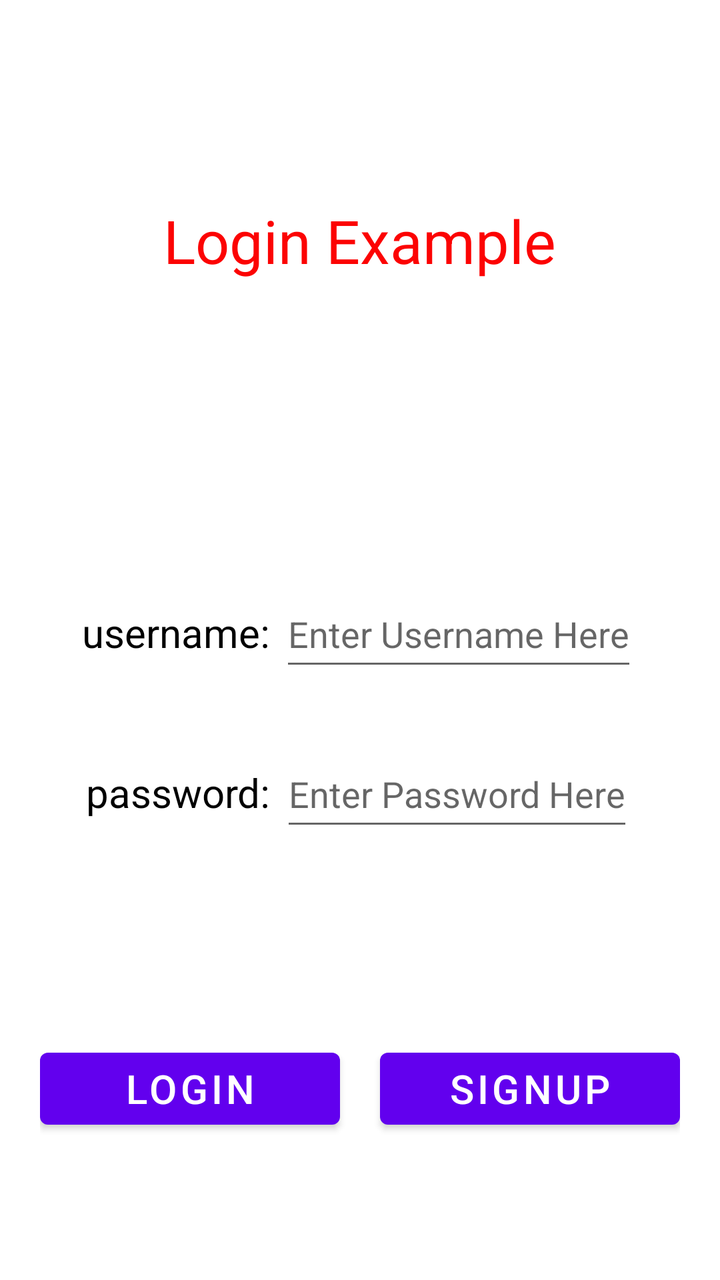
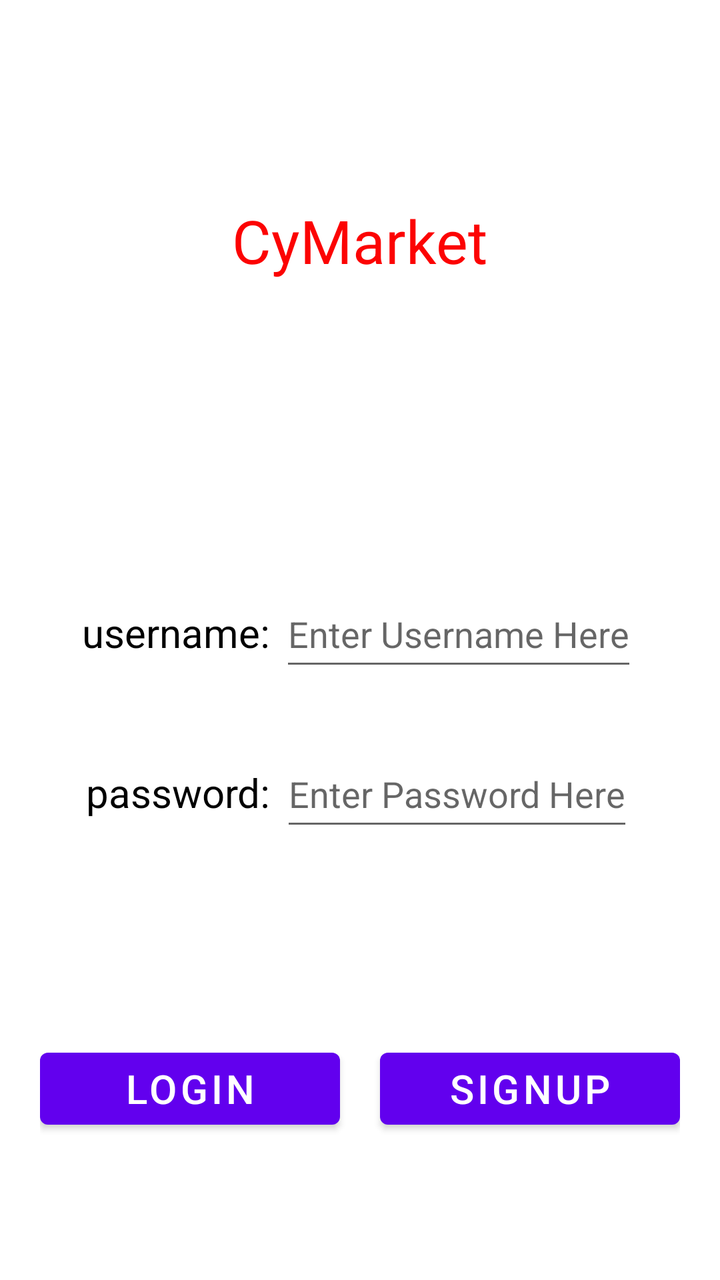

Screens rendered from an Android XML layout before and after an edit, with the pre-edit source and the edit as a unified diff.
<!-- AndroidManifest.xml: application theme Theme.AndroidExample -->
<!-- res/layout/activity_login.xml -->
<?xml version="1.0" encoding="utf-8"?>
<androidx.appcompat.widget.LinearLayoutCompat
    xmlns:tools="http://schemas.android.com/tools"
    xmlns:android="http://schemas.android.com/apk/res/android"
    tools:context=".MainActivity"
    android:layout_height="match_parent"
    android:layout_width="match_parent"
    android:orientation="vertical">

    <TextView
        android:layout_width="wrap_content"
        android:layout_height="wrap_content"
        android:text="Login Example"
        android:layout_gravity="center"
        android:layout_marginTop="100dp"
        android:layout_marginBottom="150dp"
        android:textSize="30dp"
        android:textColor="#fc0303">
    </TextView>

    <LinearLayout
        android:layout_width="wrap_content"
        android:layout_height="wrap_content"
        android:layout_gravity="center"
        android:layout_marginBottom="30dp"
        android:orientation="horizontal">

        <TextView
            android:layout_width="wrap_content"
            android:layout_height="wrap_content"
            android:text="username: "
            android:textSize="20dp"
            android:textColor="#000000">
        </TextView>

        <EditText
            android:id="@+id/login_username_edt"
            android:layout_width="wrap_content"
            android:layout_height="50dp"
            android:hint="Enter Username Here">
        </EditText>

    </LinearLayout>

    <LinearLayout
        android:layout_width="wrap_content"
        android:layout_height="wrap_content"
        android:layout_gravity="center"
        android:orientation="horizontal">

        <TextView
            android:layout_width="wrap_content"
            android:layout_height="wrap_content"
            android:text="password: "
            android:textSize="20dp"
            android:textColor="#000000">
        </TextView>

        <EditText
            android:id="@+id/login_password_edt"
            android:layout_width="wrap_content"
            android:inputType="textPassword"
            android:layout_height="50dp"
            android:hint="Enter Password Here">
        </EditText>

    </LinearLayout>

    <LinearLayout
        android:layout_width="wrap_content"
        android:layout_height="wrap_content"
        android:layout_gravity="center"
        android:layout_marginTop="100dp"
        android:orientation="horizontal">

        <Button
            android:id="@+id/login_login_btn"
            android:layout_width="150dp"
            android:layout_height="wrap_content"
            android:layout_marginRight="10dp"
            android:text="Login"
            android:textSize="20sp"
            android:textColor="#ffffff">
        </Button>

        <Button
            android:id="@+id/login_signup_btn"
            android:layout_width="150dp"
            android:layout_height="wrap_content"
            android:layout_marginLeft="10dp"
            android:text="Signup"
            android:textSize="20sp"
            android:textColor="#ffffff">
        </Button>

    </LinearLayout>


</androidx.appcompat.widget.LinearLayoutCompat>
<!-- resources referenced by this layout -->
<resources>
  <style name="Theme.AndroidExample" parent="Theme.MaterialComponents.DayNight.NoActionBar">
          
          <item name="colorPrimary">@color/purple_500</item>
          <item name="colorPrimaryVariant">@color/purple_700</item>
          <item name="colorOnPrimary">@color/white</item>
          
          <item name="colorSecondary">@color/teal_200</item>
          <item name="colorSecondaryVariant">@color/teal_700</item>
          <item name="colorOnSecondary">@color/black</item>
          
          <item name="android:statusBarColor" tools:targetApi="l">?attr/colorPrimaryVariant</item>
      </style>
  <color name="purple_500">#FF6200EE</color>
  <color name="purple_700">#FF3700B3</color>
  <color name="white">#FFFFFFFF</color>
  <color name="teal_200">#FF03DAC5</color>
  <color name="teal_700">#FF018786</color>
  <color name="black">#FF000000</color>
</resources>

<!-- the commit's change to res/layout/activity_login.xml (unified diff, before → after) -->
@@ -10,7 +10,7 @@
     <TextView
         android:layout_width="wrap_content"
         android:layout_height="wrap_content"
-        android:text="Login Example"
+        android:text="CyMarket"
         android:layout_gravity="center"
         android:layout_marginTop="100dp"
         android:layout_marginBottom="150dp"
